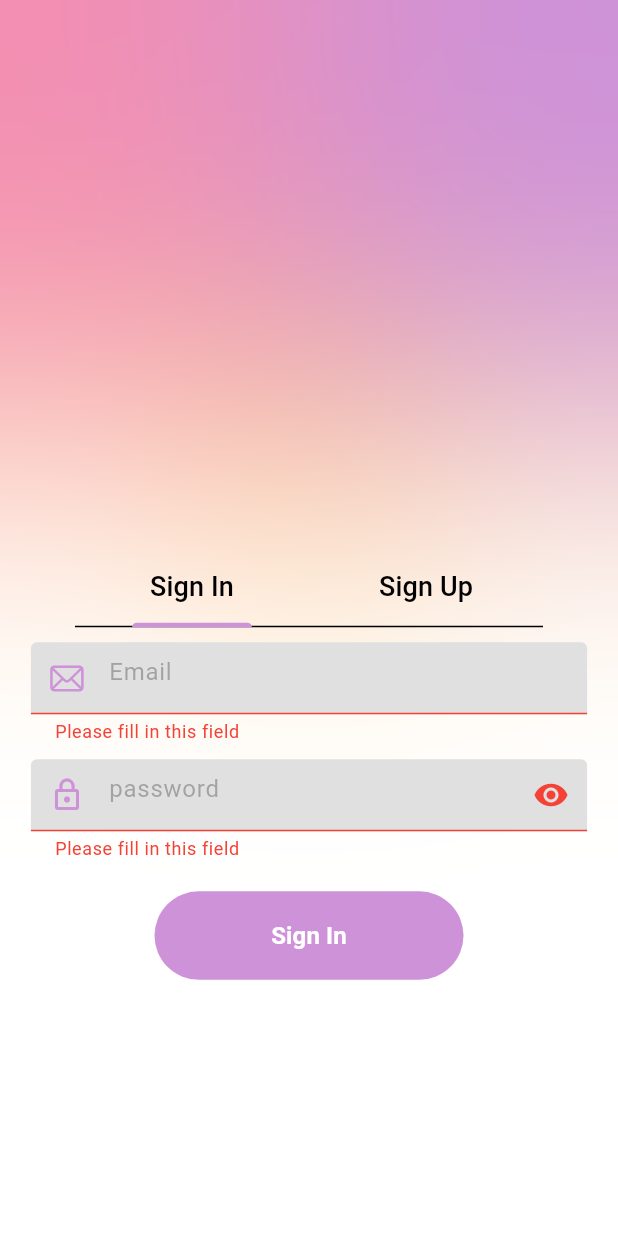
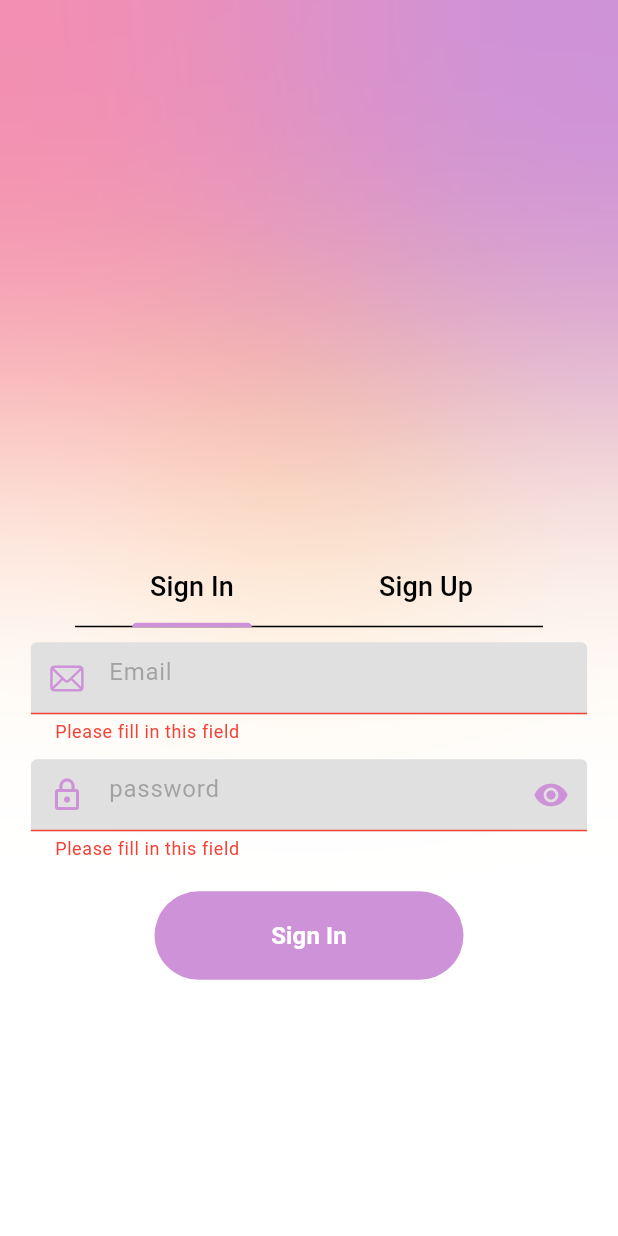
Before and after one commit to TitusKI/AuthPortal, a Flutter app: the screen it shows after launch, after a tap on "Sign In", on a phone screen of 412 x 824 dp. Run offline on Flutter 3.47's test engine with Material 3 defaults, Android fonts, the light colour scheme and no system bars; our stand-ins replace bloc, cloud_firestore, equatable, firebase_auth, firebase_core, flutter_bloc; missing offline and left inert: regexpattern; accounts and stored records are empty.

Commit message:
Finishing Sign In UI

```diff
--- a/lib/screens/auth/sign_in_screen.dart
+++ b/lib/screens/auth/sign_in_screen.dart
@@ -63,7 +63,7 @@ class _SignInScreenState extends State<SignInScreen> {
               validator: (valpass) {
                 if (valpass!.isEmpty) {
                   return "Please fill in this field";
-                } else if (!valpass.isPasswordNormal1()) {
+                } else if (!valpass.isPasswordHard()) {
                   return "Please enter a valid password";
                 }
                 return null;
@@ -79,7 +79,9 @@ class _SignInScreenState extends State<SignInScreen> {
                       }
                     });
                   },
-                  icon: Icon(iconPassword)),
+                  icon: Icon(iconPassword
+                  , color: Theme.of(context).colorScheme.primary,
+                  )),
             ),
           ),
           const SizedBox(height: 20.0),
```
